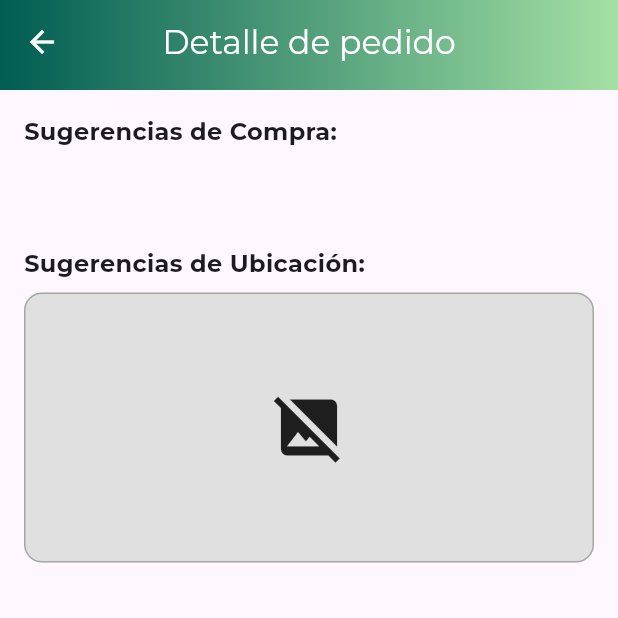
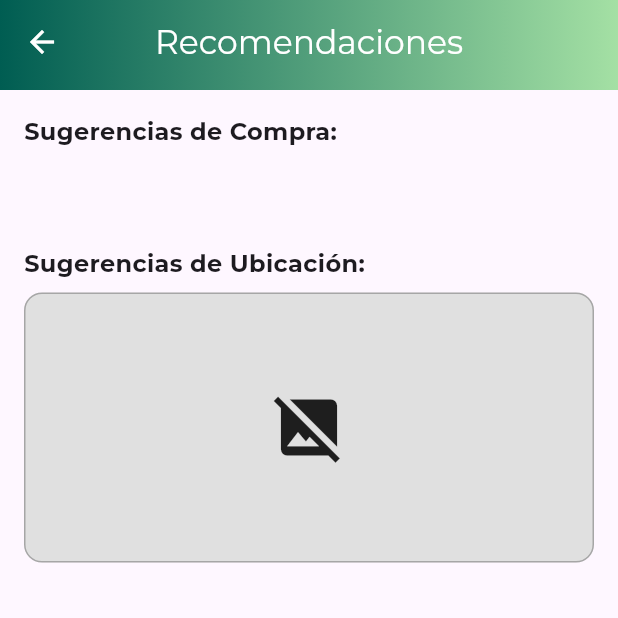
Before and after one commit to f-munozg/MISW4501-G5-Movil, a Flutter app: the ClientRecomendationsView screen opened directly with empty values, on a phone screen of 412 x 824 dp, the top half of it. Run offline on Flutter 3.47's test engine with Material 3 defaults, Android fonts, the phone set to English and light mode, and no system bars; our stand-ins replace get_storage, image_picker; accounts and stored records are empty; network calls fail.

Commit message:
Se ajustan textos de contenido estático

```diff
--- a/lib/core/constants/app_menu.dart
+++ b/lib/core/constants/app_menu.dart
@@ -17,10 +17,10 @@ class AppMenu {
   ];
 
   static final List<BottomNavItem> sellerMenu = [
+    BottomNavItem(icon: Icons.person, label: 'Clientes', screen: ClientView()),
     BottomNavItem(icon: Icons.tour, label: 'Pedidos', screen: const OrderView()),
     BottomNavItem(icon: Icons.inventory, label: 'Productos', screen:  ProductView()),
     //BottomNavItem(icon: Icons.storefront, label: 'Tiendas', screen: const StoreView()),
-    BottomNavItem(icon: Icons.person, label: 'Clientes', screen: ClientView()),
     BottomNavItem(icon: Icons.settings, label: 'Configuración', screen: const SettingsView(userRole: AppRoles.seller)),
   ];
 }
--- a/lib/core/services/pqrs_service.dart
+++ b/lib/core/services/pqrs_service.dart
@@ -58,6 +58,9 @@ class PqrsService {
   required String orderId,
 }) async {
   final url = Uri.parse('${AppConfig.apiBackOrders}/orders/pqrs/updatePQRS/$pqrsId');
+  print('pqrsId: $pqrsId');
+  print('status: $status');
+  print('orderId: $orderId');
   final response = await http.put(
     url,
     headers: {'Content-Type': 'application/json'},
--- a/lib/features/clients/views/client_recomendations_view.dart
+++ b/lib/features/clients/views/client_recomendations_view.dart
@@ -61,7 +61,7 @@ class _ClientRecomendationsViewState extends State<ClientRecomendationsView> {
   Widget build(BuildContext context) {
     return Scaffold(
       appBar: const CustomAppBar(
-        title: "Detalle de pedido",
+        title: "Recomendaciones",
         showBackButton: true,
       ),
       body: isLoading
--- a/lib/features/pqrs/views/pqrs_detail_view.dart
+++ b/lib/features/pqrs/views/pqrs_detail_view.dart
@@ -21,7 +21,7 @@ class _PqrsDetailViewState extends State<PqrsDetailView> {
     try {
       final success = await PqrsService().updatePqrs(
         pqrsId: widget.pqrs.id,
-        status: "resuelta",
+        status: "cerrado",
         orderId: widget.pqrs.orderId ?? '',
       );
 
@@ -30,7 +30,7 @@ class _PqrsDetailViewState extends State<PqrsDetailView> {
       ScaffoldMessenger.of(context).showSnackBar(SnackBar(
         content: Text(
           success == true
-              ? 'PQRS actualizada como resuelta.'
+              ? 'PQRS actualizado correctamente.'
               : 'Acceso no autorizado.',
         ),
         backgroundColor: success == true ? Colors.green : Colors.orange,
@@ -100,7 +100,7 @@ class _PqrsDetailViewState extends State<PqrsDetailView> {
                   const SizedBox(height: 8),
                   Center(
                     child: Text(
-                      'Monto reembolso: ${pqrs.amount}',
+                      'Monto reembolso: \$ ${pqrs.amount}',
                       style: const TextStyle(fontSize: 14),
                     ),
                   ),
```
